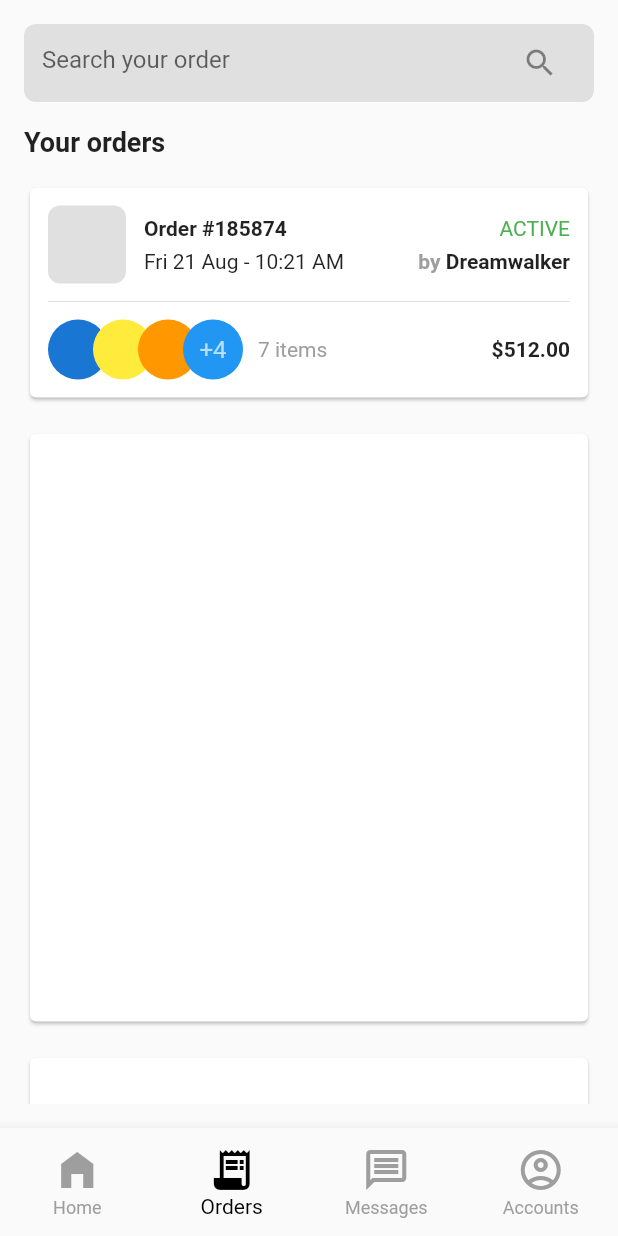
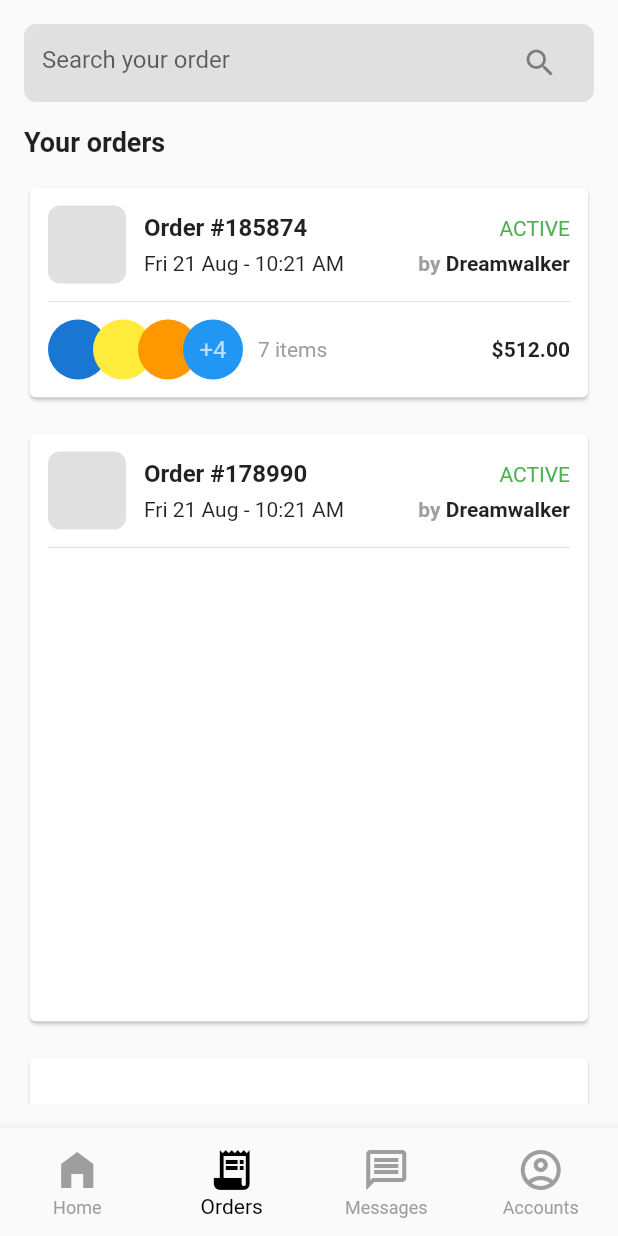
Before and after one commit to JAICHANGPARK/flutter_notebook_chapter_24, a Flutter app: the OrderingMainPage screen opened directly, item 2 of the bottom bar chosen, on a phone screen of 412 x 824 dp. Run offline on Flutter 3.47's test engine with Material 2 defaults, Android fonts, the phone set to English and light mode, and no system bars; our stand-ins replace flutter_riverpod, freezed_annotation, ionicons, percent_indicator; missing offline and left inert: crypto_font_icons; network calls fail.

Commit message:
Update ordering_order_page.dart

```diff
--- a/lib/ep1389_ordering_app/view/ordering_order_page.dart
+++ b/lib/ep1389_ordering_app/view/ordering_order_page.dart
@@ -64,7 +64,7 @@ class _OrderingOrderPageState extends State<OrderingOrderPage> {
                                     borderRadius: BorderRadius.circular(8),
                                   ),
                                 ),
-                                SizedBox(
+                                const SizedBox(
                                   width: 12,
                                 ),
                                 Expanded(
@@ -75,9 +75,7 @@ class _OrderingOrderPageState extends State<OrderingOrderPage> {
                                         children: const [
                                           Text(
                                             "Order #185874",
-                                            style: TextStyle(
-                                              fontWeight: FontWeight.bold,
-                                            ),
+                                            style: TextStyle(fontWeight: FontWeight.bold, fontSize: 16),
                                           ),
                                           Text(
                                             "ACTIVE",
@@ -87,7 +85,7 @@ class _OrderingOrderPageState extends State<OrderingOrderPage> {
                                           )
                                         ],
                                       ),
-                                      SizedBox(
+                                      const SizedBox(
                                         height: 6,
                                       ),
                                       Row(
@@ -120,7 +118,7 @@ class _OrderingOrderPageState extends State<OrderingOrderPage> {
                                 ),
                               ],
                             ),
-                            Divider(
+                            const Divider(
                               height: 24,
                             ),
                             Row(
@@ -164,14 +162,14 @@ class _OrderingOrderPageState extends State<OrderingOrderPage> {
                                     ],
                                   ),
                                 ),
-                                Text(
+                                const Text(
                                   "7 items",
                                   style: TextStyle(
                                     color: Colors.grey,
                                   ),
                                 ),
-                                Spacer(),
-                                Text(
+                                const Spacer(),
+                                const Text(
                                   "\$512.00",
                                   style: TextStyle(
                                     fontWeight: FontWeight.bold,
@@ -187,8 +185,84 @@ class _OrderingOrderPageState extends State<OrderingOrderPage> {
                   Container(
                     height: 400,
                     margin: const EdgeInsets.only(bottom: 16),
-                    child: const Card(
-                      child: Center(),
+                    child: Card(
+                      child: Padding(
+                        padding: const EdgeInsets.all(12.0),
+                        child: Column(
+                          children: [
+                            Row(
+                              children: [
+                                Container(
+                                  height: 52,
+                                  width: 52,
+                                  decoration: BoxDecoration(
+                                    color: Colors.grey[300],
+                                    borderRadius: BorderRadius.circular(8),
+                                  ),
+                                ),
+                                const SizedBox(
+                                  width: 12,
+                                ),
+                                Expanded(
+                                  child: Column(
+                                    children: [
+                                      Row(
+                                        mainAxisAlignment: MainAxisAlignment.spaceBetween,
+                                        children: const [
+                                          Text(
+                                            "Order #178990",
+                                            style: TextStyle(
+                                              fontWeight: FontWeight.bold,
+                                              fontSize: 16,
+                                            ),
+                                          ),
+                                          Text(
+                                            "ACTIVE",
+                                            style: TextStyle(
+                                              color: Colors.green,
+                                            ),
+                                          )
+                                        ],
+                                      ),
+                                      const SizedBox(
+                                        height: 6,
+                                      ),
+                                      Row(
+                                        mainAxisAlignment: MainAxisAlignment.spaceBetween,
+                                        children: const [
+                                          Text("Fri 21 Aug - 10:21 AM"),
+                                          Text.rich(
+                                            TextSpan(
+                                              children: [
+                                                TextSpan(
+                                                  text: "by ",
+                                                  style: TextStyle(
+                                                    fontWeight: FontWeight.bold,
+                                                    color: Colors.grey,
+                                                  ),
+                                                ),
+                                                TextSpan(
+                                                  text: "Dreamwalker",
+                                                  style: TextStyle(
+                                                    fontWeight: FontWeight.bold,
+                                                  ),
+                                                )
+                                              ],
+                                            ),
+                                          )
+                                        ],
+                                      ),
+                                    ],
+                                  ),
+                                ),
+                              ],
+                            ),
+                            const Divider(
+                              height: 24,
+                            ),
+                          ],
+                        ),
+                      ),
                     ),
                   ),
                   Container(
```
